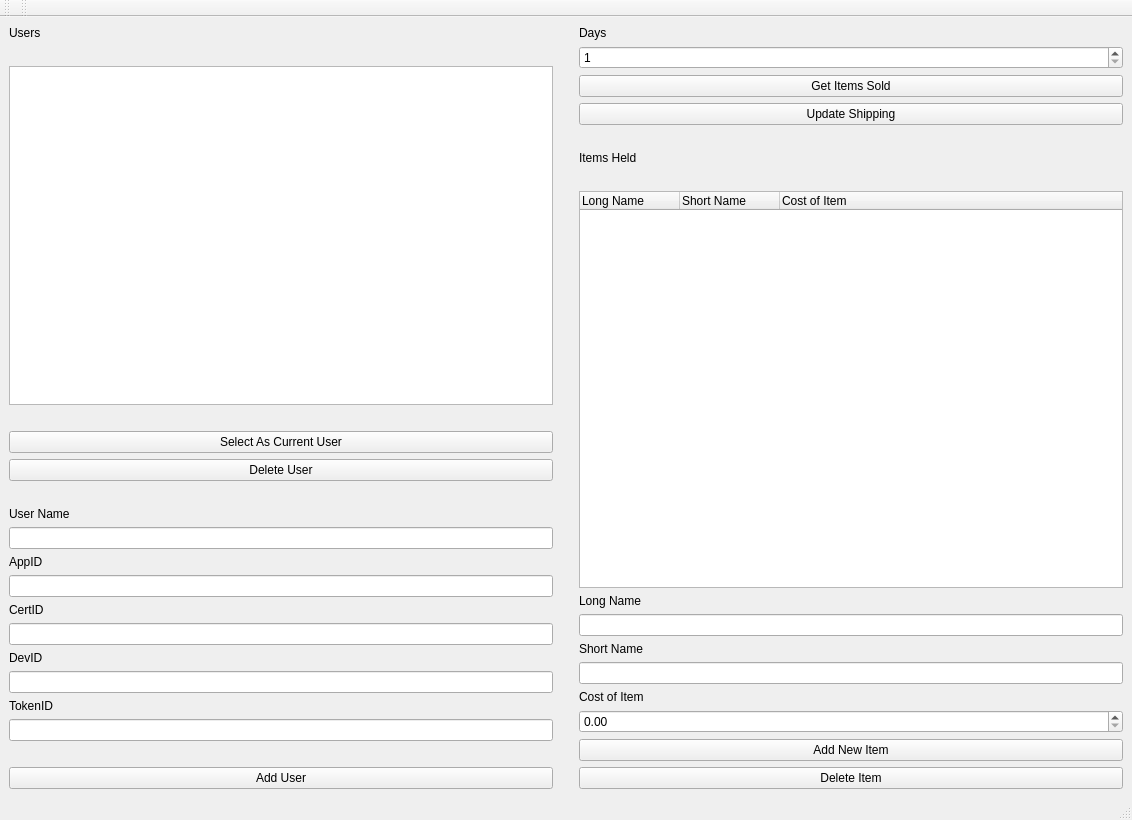
Above: design.ui from suhussai/ebayApp before the change. Below: the same form after it.
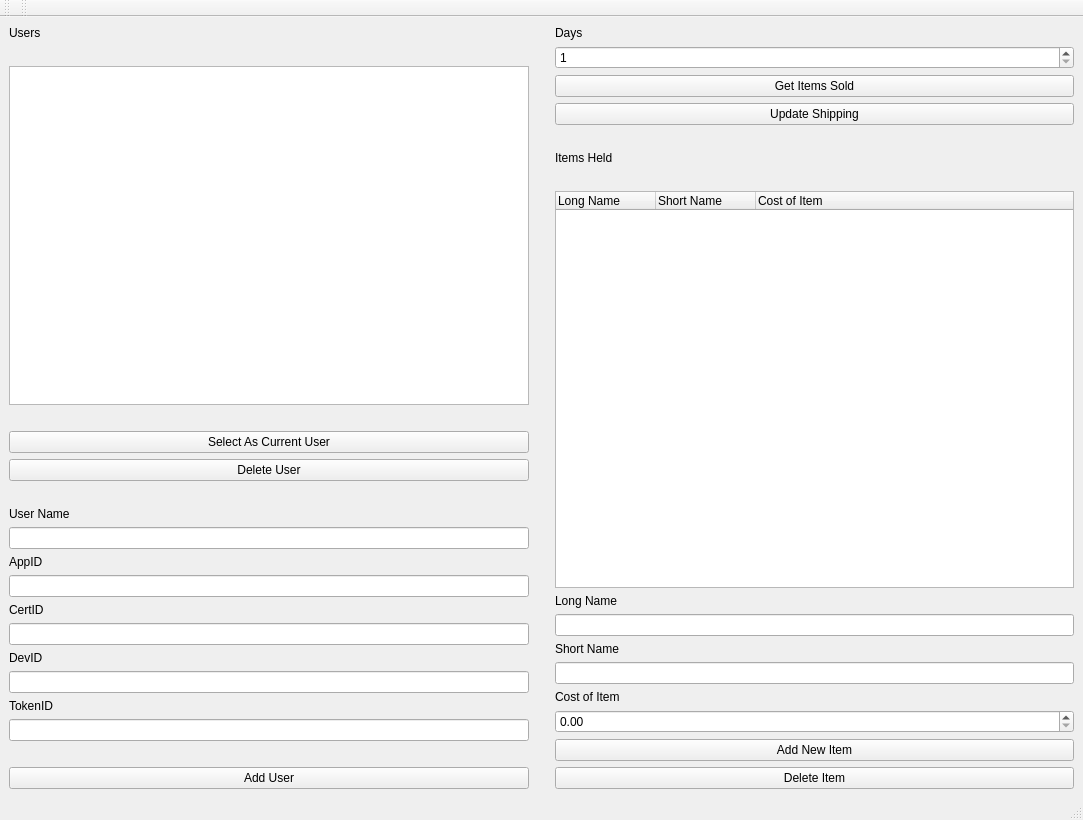
That is the form after the change.

Commit message: remove progress bar from main design to generic dialog

What changed in the file:
```diff
--- a/design.ui
+++ b/design.ui
@@ -6,7 +6,7 @@
    <rect>
     <x>0</x>
     <y>0</y>
-    <width>1132</width>
+    <width>1083</width>
     <height>820</height>
    </rect>
   </property>
```
Left out of the diff: 2 changed lines with no effect on the pictures. The commit also changes 3 other files.
